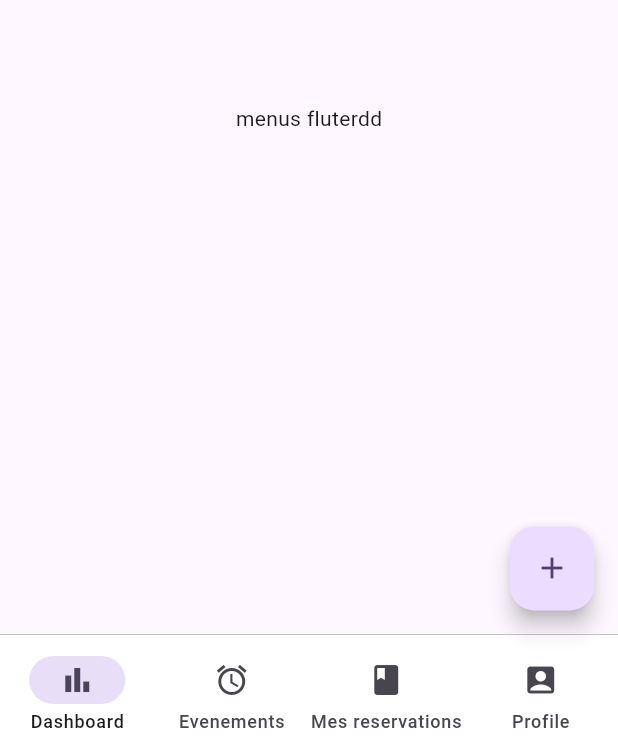
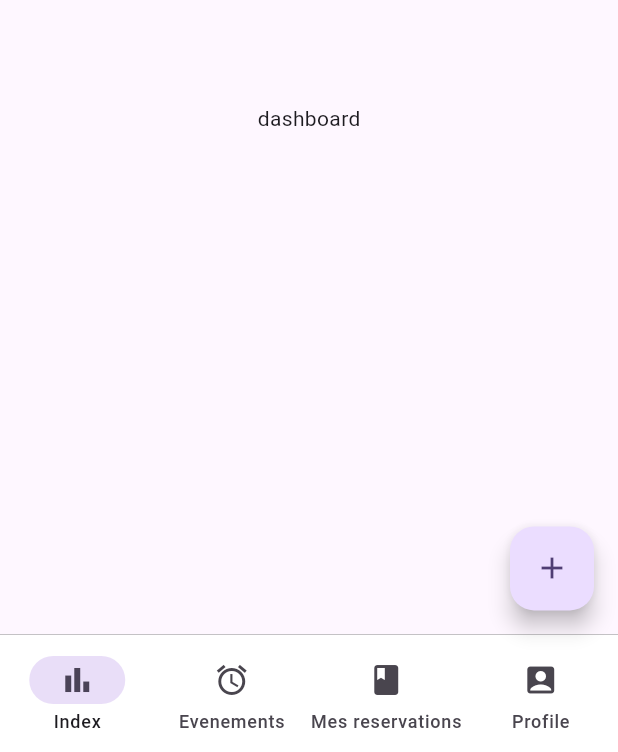
Before and after one commit to pascovich/first_step_in_flutter, a Flutter app: the screen it shows after launch, on a phone screen of 412 x 824 dp. Shown: the part 481-1233 px from the top of the screen. Run offline on Flutter 3.47's test engine with Material 3 defaults, Android fonts, the phone set to English and light mode, and no system bars; our stand-ins replace dio.

Commit message:
navigationbottom done

```diff
--- a/lib/main.dart
+++ b/lib/main.dart
@@ -1,6 +1,6 @@
 import 'package:flutter/material.dart';
 import 'package:flutter_app/pages/events_Page.dart';
-import 'package:flutter_app/pages/dashboard_page.dart';
+import 'package:flutter_app/pages/index_page.dart';
 // import 'package:flutter_app/pages/home_page.dart';
 
 void main() {
@@ -23,7 +23,7 @@ class MyApp extends StatelessWidget {
       debugShowCheckedModeBanner: false,
       initialRoute: '/',
       routes: {
-        '/': (context) => const DashboardPage(),
+        '/': (context) => const IndexPage(),
         '/events': (context) => const EventsPage(),
         // Add more routes here as needed
       },
--- a/lib/pages/dashboard_page.dart
+++ b/lib/pages/dashboard_page.dart
@@ -10,78 +10,6 @@ class DashboardPage extends StatefulWidget {
 class _DashboardPageState extends State<DashboardPage> {
   @override
   Widget build(BuildContext context) {
-    return Scaffold(
-        appBar: AppBar(
-            backgroundColor: Theme.of(context).colorScheme.inversePrimary,
-            // foregroundColor: Colors.pinkAccent,
-            // backgroundColor: Colors.pinkAccent,
-            // leading: IconButton(onPressed: () {}, icon: const Icon(Icons.menu)),
-            title: const Text("E-Booking"),
-            // title: const Center(child: Text("E-Booking")),
-            elevation: 10,
-            actions: [
-              IconButton(onPressed: () {}, icon: const Icon(Icons.search)),
-              IconButton(onPressed: () {}, icon: const Icon(Icons.more_vert)),
-            ]),
-        drawer: Drawer(
-          child: ListView(
-            children: [
-              const DrawerHeader(
-                child: Text("Menu"),
-                // decoration: BoxDecoration(color: Colors.blue),
-              ),
-              ListTile(
-                leading: const Icon(Icons.account_box),
-                title: const Text("Profile"),
-                subtitle: const Text("Mes informations"),
-                trailing: const Icon(Icons.chevron_right),
-                onTap: () {},
-              ),
-              ListTile(
-                leading: const Icon(Icons.help),
-                title: const Text("Help"),
-                onTap: () {},
-              ),
-              ListTile(
-                leading: const Icon(Icons.settings),
-                title: const Text("Parametres"),
-                onTap: () {},
-              ),
-              ListTile(
-                leading: const Icon(Icons.logout),
-                title: const Text("Logout"),
-                onTap: () {},
-              ),
-            ],
-          ),
-        ),
-        body: const Center(child: Text("menus fluterdd")),
-        bottomNavigationBar: Container(
-            decoration: const BoxDecoration(
-                border:
-                    Border(top: BorderSide(color: Colors.grey, width: 0.4))),
-            child: NavigationBar(
-                // selectedIndex: pageIndex,
-                onDestinationSelected: (int index) {
-                  // setState(() {
-                  //   pageIndex = index;
-                  // });
-                },
-                backgroundColor: Colors.white,
-                destinations: [
-                  NavigationDestination(
-                      icon: Icon(Icons.bar_chart), label: "Dashboard"),
-                  NavigationDestination(
-                      icon: Icon(Icons.alarm), label: "Evenements"),
-                  NavigationDestination(
-                      icon: Icon(Icons.book_rounded),
-                      label: "Mes reservations"),
-                  NavigationDestination(
-                      icon: Icon(Icons.account_box), label: "Profile"),
-                ])),
-        floatingActionButton: FloatingActionButton(
-          child: const Icon(Icons.add),
-          onPressed: () {},
-        ));
+    return const Center(child: Text("dashboard"));
   }
 }
--- /dev/null
+++ b/lib/pages/index_page.dart
@@ -0,0 +1,100 @@
+import 'package:flutter/material.dart';
+import 'package:flutter_app/pages/dashboard_page.dart';
+import 'package:flutter_app/pages/events_page.dart';
+import 'package:flutter_app/pages/booking_page.dart';
+import 'package:flutter_app/pages/profile_page.dart';
+
+class IndexPage extends StatefulWidget {
+  const IndexPage({super.key});
+
+  @override
+  State<IndexPage> createState() => _IndexPageState();
+}
+
+class _IndexPageState extends State<IndexPage> {
+  List pages = [
+    DashboardPage(),
+    EventsPage(),
+    BookingPage(),
+    ProfilePage(),
+  ];
+
+  int pageIndex = 0;
+
+  @override
+  Widget build(BuildContext context) {
+    return Scaffold(
+        appBar: AppBar(
+            backgroundColor: Theme.of(context).colorScheme.inversePrimary,
+            // foregroundColor: Colors.pinkAccent,
+            // backgroundColor: Colors.pinkAccent,
+            // leading: IconButton(onPressed: () {}, icon: const Icon(Icons.menu)),
+            title: const Text("E-Booking"),
+            // title: const Center(child: Text("E-Booking")),
+            elevation: 10,
+            actions: [
+              IconButton(onPressed: () {}, icon: const Icon(Icons.search)),
+              IconButton(onPressed: () {}, icon: const Icon(Icons.more_vert)),
+            ]),
+        drawer: Drawer(
+          child: ListView(
+            children: [
+              const DrawerHeader(
+                child: Text("Menu"),
+                // decoration: BoxDecoration(color: Colors.blue),
+              ),
+              ListTile(
+                leading: const Icon(Icons.account_box),
+                title: const Text("Profile"),
+                subtitle: const Text("Mes informations"),
+                trailing: const Icon(Icons.chevron_right),
+                onTap: () {},
+              ),
+              ListTile(
+                leading: const Icon(Icons.help),
+                title: const Text("Help"),
+                onTap: () {},
+              ),
+              ListTile(
+                leading: const Icon(Icons.settings),
+                title: const Text("Parametres"),
+                onTap: () {},
+              ),
+              ListTile(
+                leading: const Icon(Icons.logout),
+                title: const Text("Logout"),
+                onTap: () {},
+              ),
+            ],
+          ),
+        ),
+        body: pages[pageIndex],
+        bottomNavigationBar: Container(
+            decoration: const BoxDecoration(
+                border:
+                    Border(top: BorderSide(color: Colors.grey, width: 0.4))),
+            child: NavigationBar(
+                selectedIndex: pageIndex,
+                onDestinationSelected: (int index) {
+                  setState(() {
+                    pageIndex = index;
+                  });
+                },
+                backgroundColor: Colors.white,
+                destinations: [
+                  NavigationDestination(
+                      icon: Icon(Icons.bar_chart), label: "Index"),
+                  NavigationDestination(
+                      icon: Icon(Icons.alarm), label: "Evenements"),
+                  NavigationDestination(
+                      icon: Icon(Icons.book_rounded),
+                      label: "Mes reservations"),
+                  NavigationDestination(
+                      icon: Icon(Icons.account_box), label: "Profile"),
+                ])),
+        floatingActionButton: FloatingActionButton(
+          child: const Icon(Icons.add),
+          onPressed: () {},
+        ));
+  }
+}
```
Also changed, not shown: lib/pages/booking_page.dart (added, +15 -0 lines), lib/pages/profile_page.dart (added, +15 -0 lines).
